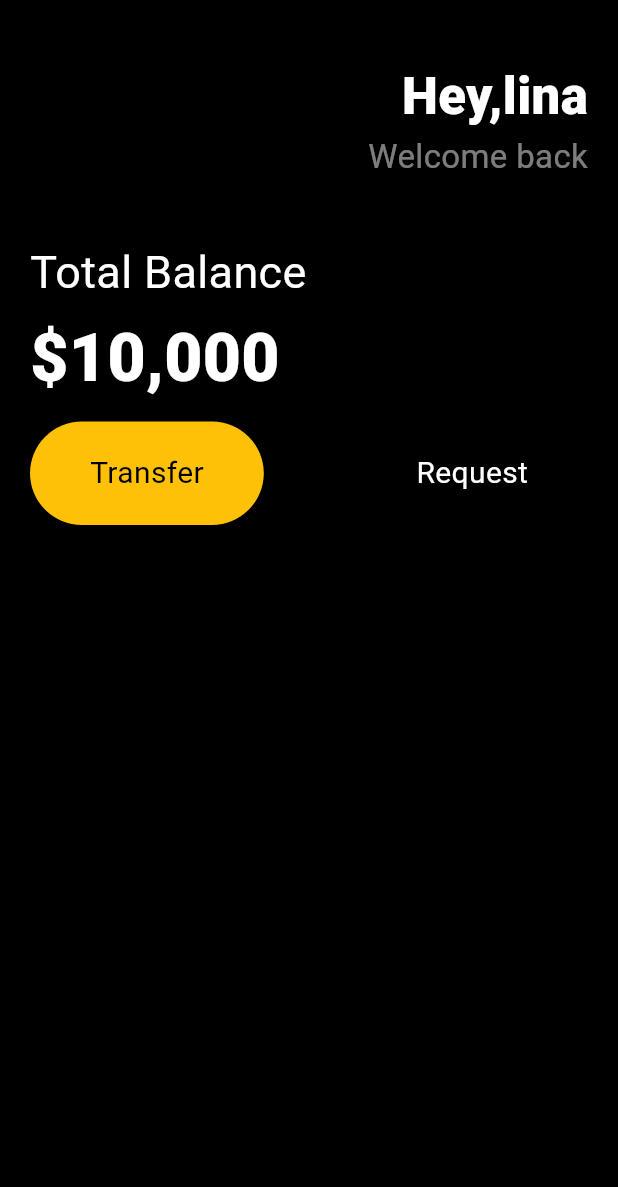
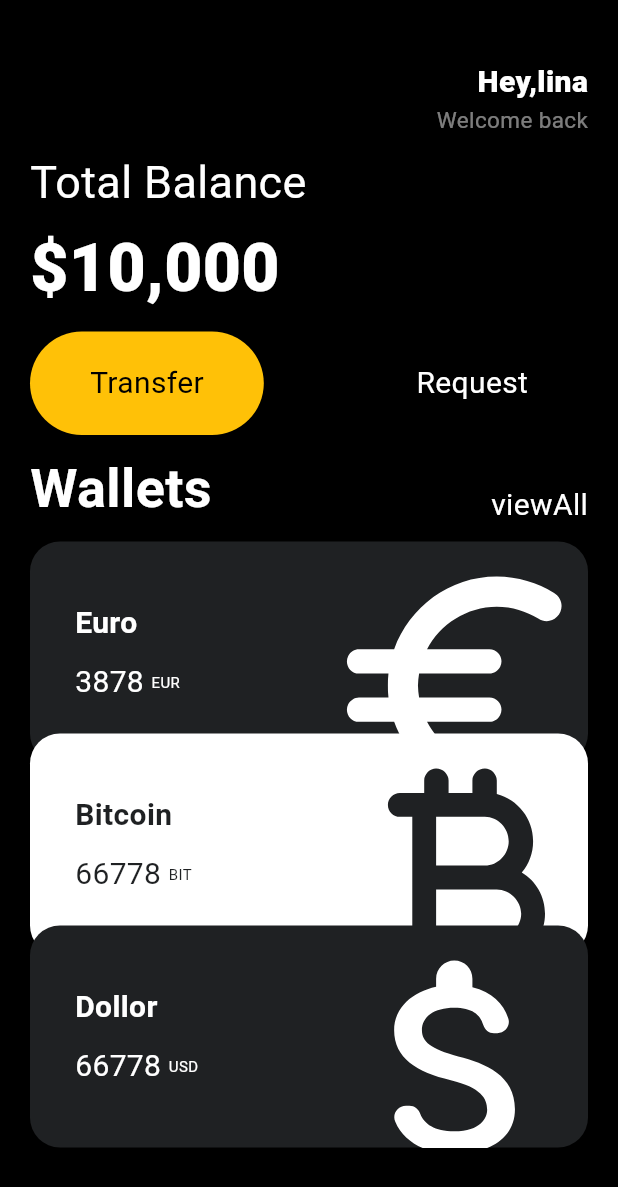
Before and after one commit to hyen43/FlutterUI, a Flutter app: the screen it shows after launch, on a phone screen of 412 x 824 dp. Shown: the top 1187 px of the screen. Run offline on Flutter 3.47's test engine with Material 3 defaults, Android fonts, the phone set to English and light mode, and no system bars; missing offline and left inert: dart:ffi.

Commit message:
design: 재사용 card 컴포넌트 UI 개발 및 파라미터 별 분기처리 구현

```diff
--- a/lib/main.dart
+++ b/lib/main.dart
@@ -1,5 +1,6 @@
 import 'package:flutter/material.dart';
 import 'package:my_app/widgets/Button.dart';
+import 'package:my_app/widgets/currenctCard.dart';
 
 void main() {
   runApp(App());
@@ -15,7 +16,8 @@ class App extends StatelessWidget {
       home: Scaffold(
         backgroundColor: Colors.black,
 
-        body: Padding(
+        body: SingleChildScrollView(
+          child: Padding(
             padding: EdgeInsets.symmetric(horizontal: 20),
             child: Column(
               crossAxisAlignment: CrossAxisAlignment.start,
@@ -31,19 +33,19 @@ class App extends StatelessWidget {
                           "Hey,lina",
                           style: TextStyle(
                             color: Colors.white,
-                          fontSize: 34,
+                            fontSize: 20,
                             fontWeight: FontWeight.w800,
                           ),
                         ),
                         Text(
                           "Welcome back",
-                        style: TextStyle(color: Colors.white.withAlpha(125), fontSize: 22),
+                          style: TextStyle(color: Colors.white.withAlpha(125), fontSize: 15),
                         ),
                       ],
                     ),
                   ],
                 )),
-              const SizedBox(height: 40),
+                const SizedBox(height: 10),
                 Text("Total Balance", style: TextStyle(color: Colors.white, fontSize: 30)),
                 const SizedBox(height: 5),
                 Text(
@@ -58,12 +60,57 @@ class App extends StatelessWidget {
                     Button(text: "Request", bgColor: Colors.black, textColor: Colors.white),
                   ],
                 ),
-              const SizedBox(height: 30),
-              Row(children: [
+                const SizedBox(height: 10),
+                Row(
+                  crossAxisAlignment: CrossAxisAlignment.end,
+                  mainAxisAlignment: MainAxisAlignment.spaceBetween,
+                  children: [
+                    const Text(
+                      'Wallets',
+                      style: TextStyle(
+                        color: Colors.white,
+                        fontSize: 36,
+                        fontWeight: FontWeight.bold,
+                      ),
+                    ),
+                    Text(
+                      'viewAll',
+                      style: TextStyle(
+                        color: Colors.white,
+                        fontSize: 20,
+                        fontWeight: FontWeight.normal,
+                      ),
+                    ),
+                  ],
+                ),
+                const SizedBox(height: 10),
+                CurrencyCard(
+                  name: 'Euro',
+                  code: 'EUR',
+                  amount: '3878',
+                  icon: Icons.euro_rounded,
+                  isInverted: false,
+                  order: 0,
+                ),
+                CurrencyCard(
+                  name: 'Bitcoin',
+                  code: 'BIT',
+                  amount: '66778',
+                  icon: Icons.currency_bitcoin_rounded,
+                  isInverted: true,
+                  order: 1,
+                ),
 
-
-              ],),
+                CurrencyCard(
+                  name: 'Dollor',
+                  code: 'USD',
+                  amount: '66778',
+                  icon: Icons.attach_money_rounded,
+                  isInverted: false,
+                  order: 2,
+                ),
               ],
+            ),
           ),
         ),
       ),
--- /dev/null
+++ b/lib/widgets/currenctCard.dart
@@ -0,0 +1,93 @@
+import 'dart:ffi';
+
+import 'package:flutter/material.dart';
+
+class CurrencyCard extends StatelessWidget {
+  final String name, code, amount;
+  final IconData icon;
+  final bool isInverted;
+  final num order;
+
+  final blackColor = const Color(0xFF1F2123);
+
+  const CurrencyCard({
+    super.key,
+    required this.name,
+    required this.code,
+    required this.amount,
+    required this.icon,
+    required this.isInverted,
+    required this.order,
+  });
+
+  @override
+  Widget build(BuildContext context) {
+    final offsetY = switch (order) {
+      0 => 0.0,
+      1 => -20.0,
+      2 => -40.0,
+      _ => 0.0,
+    };
+
+    return Transform.translate(
+      offset: Offset(0, offsetY),
+      child: Container(
+        clipBehavior: Clip.hardEdge,
+        decoration: BoxDecoration(
+          color: isInverted ? Colors.white : blackColor,
+          borderRadius: BorderRadius.circular(20),
+        ),
+
+        child: Padding(
+          padding: const EdgeInsets.all(30),
+
+          child: Row(
+            mainAxisAlignment: MainAxisAlignment.spaceBetween,
+            children: [
+              Column(
+                crossAxisAlignment: CrossAxisAlignment.start,
+                children: [
+                  Text(
+                    name,
+                    style: TextStyle(
+                      color: isInverted ? blackColor : Colors.white,
+                      fontSize: 20,
+                      fontWeight: FontWeight.w600,
+                    ),
+                  ),
+                  SizedBox(height: 10),
+                  Row(
+                    children: [
+                      Text(
+                        amount,
+                        style: TextStyle(
+                          color: isInverted ? blackColor : Colors.white,
+                          fontSize: 20,
+                        ),
+                      ),
+                      const SizedBox(width: 5),
+                      Text(
+                        code,
+                        style: TextStyle(
+                          color: isInverted ? blackColor : Colors.white,
+                          fontSize: 10,
+                        ),
+                      ),
+                    ],
+                  ),
+                ],
+              ),
+              Transform.scale(
+                scale: 2.2,
+                child: Transform.translate(
+                  offset: Offset(-5, 10),
+                  child: Icon(icon, size: 88, color: isInverted ? blackColor : Colors.white),
+                ),
+              ),
+            ],
+          ),
+        ),
+      ),
+    );
+  }
+}
```
Lines whose indentation alone changed are shown as unchanged.
